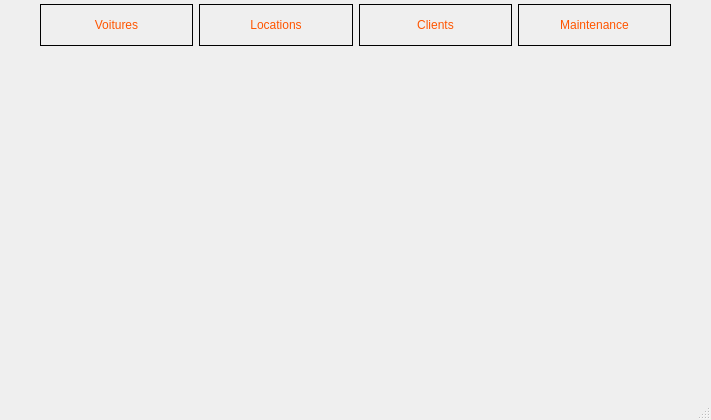
First picture: the form in myk_car.ui, repository myihbach/Qt_rental_car, before the edit.
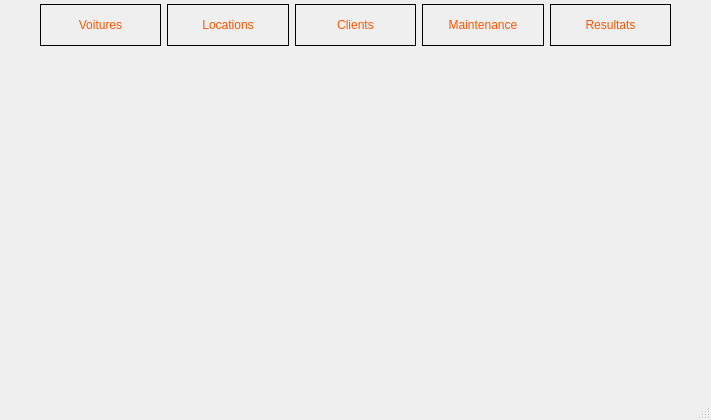
Second picture: the form after the edit.

Diff of the .ui file:
```diff
--- a/myk_car.ui
+++ b/myk_car.ui
@@ -108,6 +108,13 @@
        </property>
       </widget>
      </item>
+     <item>
+      <widget class="QPushButton" name="pushButton">
+       <property name="text">
+        <string>Resultats</string>
+       </property>
+      </widget>
+     </item>
     </layout>
    </widget>
   </widget>
```
